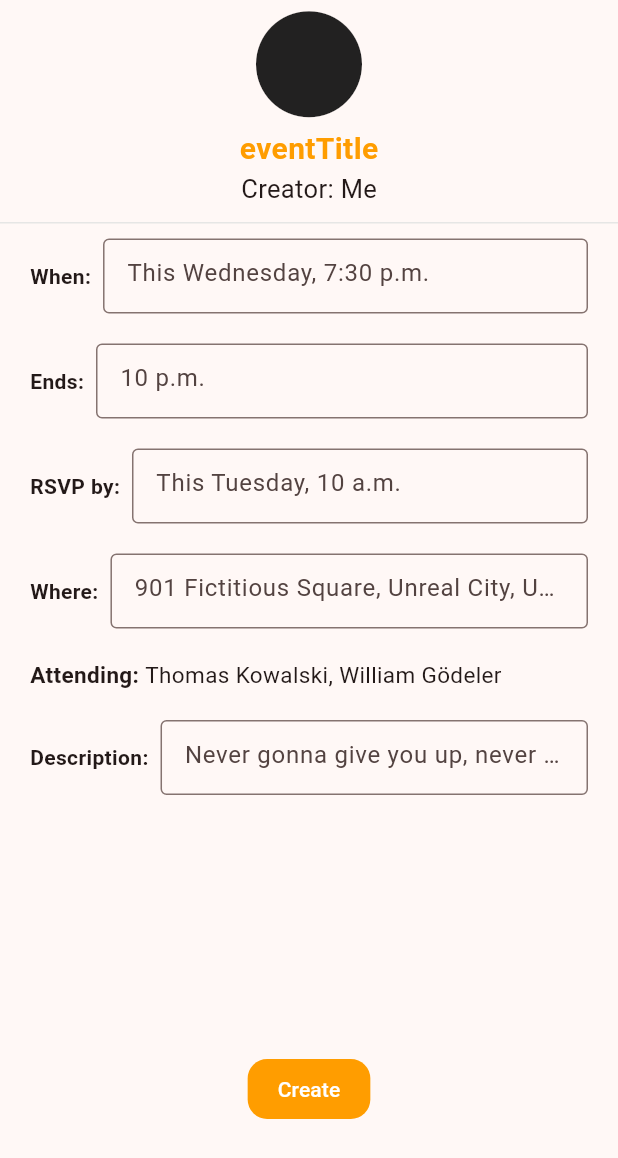
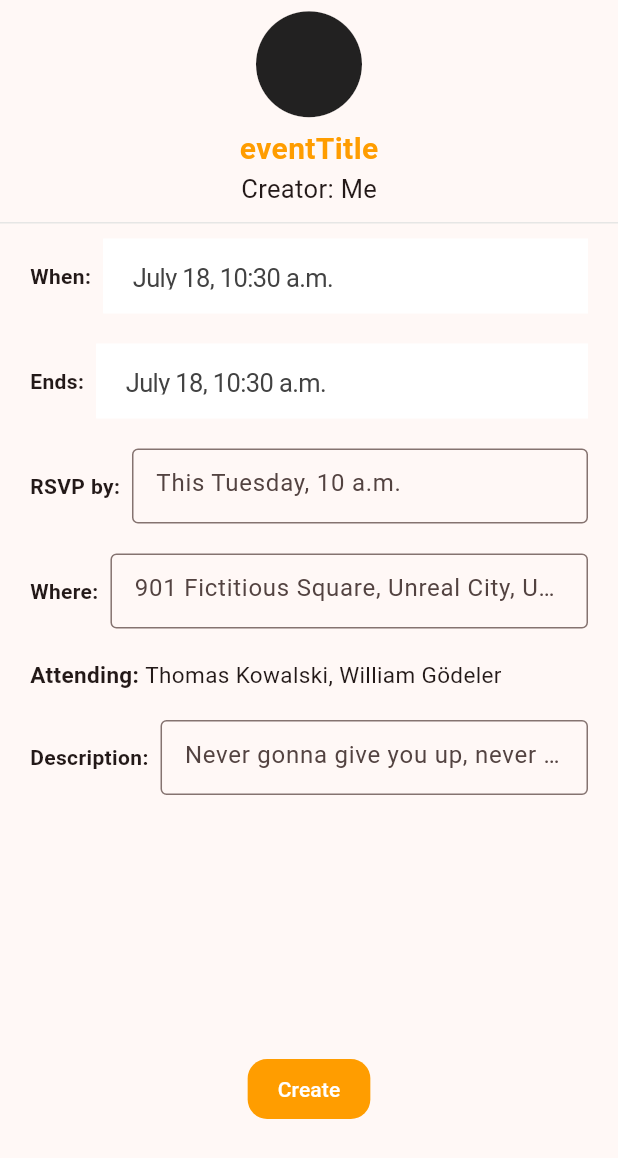
Before and after one commit to posturorg/postur, a Flutter app: the EventCreateModal widget shown alone on an empty page, opened directly, on a phone screen of 412 x 824 dp. Shown: the top 1158 px of the screen. Run offline on Flutter 3.47's test engine with Material 2 defaults, Android fonts, the phone set to English and light mode, and no system bars; our stand-ins replace firebase_auth, firebase_core, google_maps_flutter, qr_flutter; missing offline and left inert: mobile_scanner; accounts and stored records are empty.

Commit message:
Added many changes to front end of date time picker inside of event creation.
Still need to add commented changed. Also need to fix look and feel. Lastly, need to fix Cupertino date picker modal only taking up part of width of screen

```diff
--- /dev/null
+++ b/lib/components/create_event_datetime.dart
@@ -0,0 +1,51 @@
+import '../src/colors.dart';
+import '../src/date_time_utilities.dart';
+import 'package:flutter/cupertino.dart';
+import 'package:flutter/material.dart';
+
+class CreateEventDateTime extends StatefulWidget {
+  //Need to add a constructor for latest time allowed and
+  //for default what the default time will be set to
+  const CreateEventDateTime({super.key});
+
+  @override
+  State<CreateEventDateTime> createState() => _CreateEventDateTimeState();
+}
+
+class _CreateEventDateTimeState extends State<CreateEventDateTime> {
+  final DateTime minimumDateTime = DateTime.now();
+  DateTime defaultDateTime =
+      DateTime.now(); // This should be present time, or null (sort of)
+  DateTime maximumDateTime = DateTime.now().add(const Duration(days: 14));
+
+  @override
+  Widget build(BuildContext context) {
+    return CupertinoPageScaffold(
+      backgroundColor: Colors.white,
+      child: CupertinoButton(
+        child: Text(
+            //Need to add some kind of border around this to indicate that it is an interactable button.
+            '${monthList[defaultDateTime.month - 1]} ${defaultDateTime.day}, ${hourRectifier(defaultDateTime.hour)}:${defaultDateTime.minute} ${amPmString(defaultDateTime.hour)}',
+            style: TextStyle(color: Colors.grey.shade800)),
+        onPressed: () {
+          showCupertinoModalPopup(
+            context: context,
+            builder: (BuildContext context) => SizedBox(
+              height: 250,
+              child: CupertinoDatePicker(
+                backgroundColor: backgroundWhite,
+                initialDateTime:
+                    defaultDateTime, //Should be device time or current time (via internet)
+                onDateTimeChanged: (DateTime newTime) {
+                  setState(() => defaultDateTime = newTime);
+                },
+                minimumDate: minimumDateTime,
+                maximumDate: maximumDateTime,
+              ),
+            ),
+          );
+        },
+      ),
+    );
+  }
+}
--- a/lib/components/event_create_modal.dart
+++ b/lib/components/event_create_modal.dart
@@ -1,5 +1,5 @@
+import 'package:auth_test/components/create_event_datetime.dart';
 import 'package:auth_test/components/modal_bottom_button.dart';
-
 import '../components/event_box_decoration.dart';
 import '../src/colors.dart';
 import 'package:flutter/material.dart';
@@ -48,70 +48,38 @@ class EventCreateModal extends StatelessWidget {
             ),
             Container(
               margin: const EdgeInsets.fromLTRB(20, 10, 20, 10),
-              child: Row(
+              child: const Row(
                 mainAxisAlignment: MainAxisAlignment.start,
                 children: [
-                  const Text('When:',
+                  Text('When:',
                       style: TextStyle(
                         fontWeight: FontWeight.bold,
                       )),
-                  const SizedBox(width: 8.0),
+                  SizedBox(width: 8.0),
                   Expanded(
                     child: SizedBox(
-                      width: 200.0,
-                      height: 50.0,
-                      child: TextFormField(
-                        decoration: const InputDecoration(
-                          hintText: 'This Wednesday, 7:30 p.m.',
-                          border:
-                              OutlineInputBorder(), // Customize the border style
-                        ),
-                        onChanged: (value) {
-                          // Handle the text input change
-                          // ...
-                        },
-                        validator: (value) {
-                          // Perform form validation and return an error message if necessary
-                          // ...
-                          return null; // Return null to indicate no validation errors
-                        },
-                      ),
-                    ),
+                        width: 200.0,
+                        height: 50.0,
+                        child: CreateEventDateTime()),
                   ),
                 ],
               ),
             ),
             Container(
               margin: const EdgeInsets.fromLTRB(20, 10, 20, 10),
-              child: Row(
+              child: const Row(
                 mainAxisAlignment: MainAxisAlignment.start,
                 children: [
-                  const Text('Ends:',
+                  Text('Ends:',
                       style: TextStyle(
                         fontWeight: FontWeight.bold,
                       )),
-                  const SizedBox(width: 8.0),
+                  SizedBox(width: 8.0),
                   Expanded(
                     child: SizedBox(
-                      width: 200.0,
-                      height: 50.0,
-                      child: TextFormField(
-                        decoration: const InputDecoration(
-                          hintText: '10 p.m.',
-                          border:
-                              OutlineInputBorder(), // Customize the border style
-                        ),
-                        onChanged: (value) {
-                          // Handle the text input change
-                          // ...
-                        },
-                        validator: (value) {
-                          // Perform form validation and return an error message if necessary
-                          // ...
-                          return null; // Return null to indicate no validation errors
-                        },
-                      ),
-                    ),
+                        width: 200.0,
+                        height: 50.0,
+                        child: CreateEventDateTime()),
                   ),
                 ],
               ),
--- /dev/null
+++ b/lib/src/date_time_utilities.dart
@@ -0,0 +1,32 @@
+List monthList = <String>[
+  'January',
+  'February',
+  'March',
+  'April',
+  'May',
+  'June',
+  'July',
+  'August',
+  'September',
+  'October',
+  'November',
+  'December',
+]; //Rather verbose means of doing this, but it works.
+
+String amPmString(int hour) {
+  if (hour < 12) {
+    return 'a.m.';
+  } else {
+    return 'p.m.';
+  }
+} //Also verbose, but works
+
+int hourRectifier(int hour) {
+  if (hour == 0) {
+    return 12;
+  } else if (hour <= 12) {
+    return hour;
+  } else {
+    return hour - 12;
+  }
+}
```
Also changed, not shown: lib/components/scan_result_modal.dart (+5 -11 lines).
